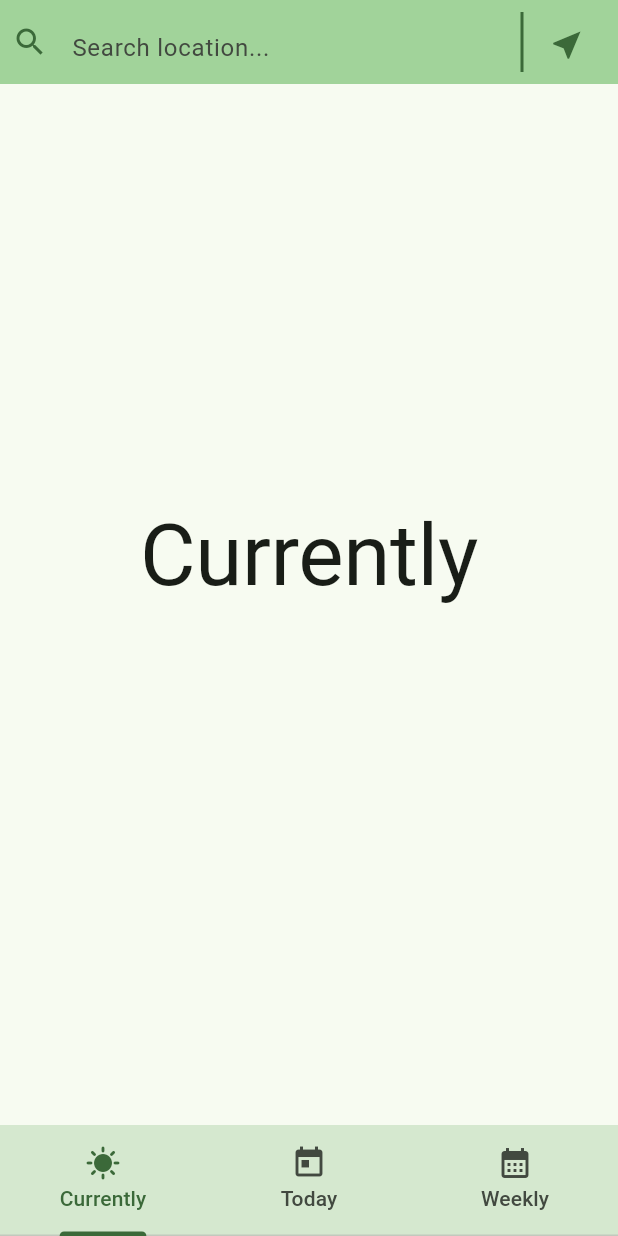
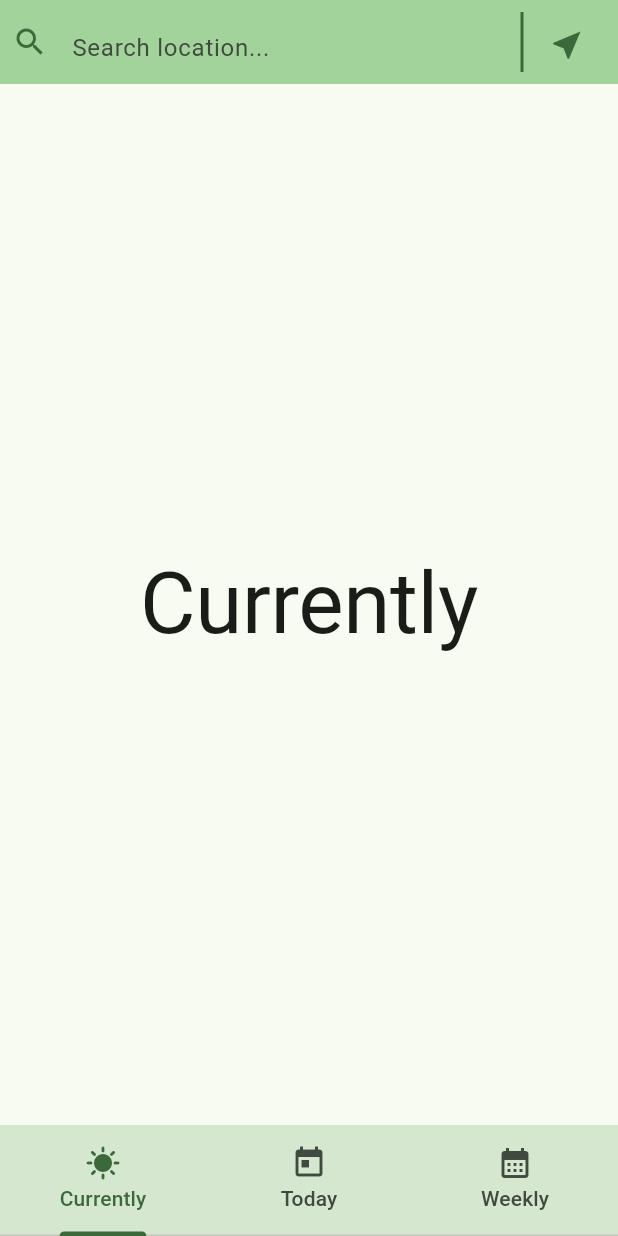
Before and after one commit to Vgbhieel/day02, a Flutter app: the screen it shows after launch, on a phone screen of 412 x 824 dp. Run offline on Flutter 3.47's test engine with Material 2 defaults, Android fonts, the phone set to English and light mode, and no system bars; our stand-ins replace bloc, flutter_bloc, location.

Commit message:
feat: Finish ex00

```diff
--- /dev/null
+++ b/ex00/lib/app/domain/bloc/event/weather_app_event.dart
@@ -0,0 +1,3 @@
+sealed class WeatherAppEvent {}
+
+class FetchLocation extends WeatherAppEvent {}
--- /dev/null
+++ b/ex00/lib/app/domain/bloc/state/wheather_app_state.dart
@@ -0,0 +1,11 @@
+sealed class WeatherAppState {}
+
+class LocationGettedState extends WeatherAppState {
+  final String data;
+
+  LocationGettedState({required this.data});
+}
+
+class InitialState extends WeatherAppState {}
+
+class PermissionDeniedState extends WeatherAppState {}
--- a/ex00/lib/app/ui/weather_app_page.dart
+++ b/ex00/lib/app/ui/weather_app_page.dart
@@ -1,6 +1,11 @@
-import 'package:ex00/app/ui/widget/wheather_app_bar.dart';
-import 'package:ex00/app/ui/widget/wheather_bottom_navigation_bar.dart';
+import 'package:ex00/app/domain/bloc/event/weather_app_event.dart';
+import 'package:ex00/app/domain/bloc/location_bloc.dart';
+import 'package:ex00/app/domain/bloc/state/wheather_app_state.dart';
+import 'package:ex00/app/ui/widget/weather_app_bar.dart';
+import 'package:ex00/app/ui/widget/weather_bottom_navigation_bar.dart';
+import 'package:ex00/app/ui/widget/weather_category_page.dart';
 import 'package:flutter/material.dart';
+import 'package:flutter_bloc/flutter_bloc.dart';
 
 class WeatherAppPage extends StatefulWidget {
   const WeatherAppPage({super.key});
@@ -10,48 +15,50 @@ class WeatherAppPage extends StatefulWidget {
 }
 
 class _WeatherAppPageState extends State<WeatherAppPage> {
-  String _searchText = "";
+  void _onSearch(String searchText) {
+    // TODO
+  }
 
-  void _onSearch(String searchText) {
-    setState(() {
-      _searchText = searchText;
-    });
+  @override
+  void dispose() {
+    context.read<LocationBloc>().close();
+    super.dispose();
   }
 
   @override
   Widget build(BuildContext context) {
-    ThemeData theme = Theme.of(context);
-
     return DefaultTabController(
         length: 3,
         child: Scaffold(
-          appBar: WheatherAppBar(
+          appBar: WeatherAppBar(
             onSearch: _onSearch,
-            onGeolocationClicked: () => _onSearch("Geolocation"),
+            onGeolocationClicked: () {
+              context.read<LocationBloc>().add(FetchLocation());
+            },
           ).build(context),
           body: TabBarView(
             children: [
-              Center(
-                child: Text(
-                  "Currently\n$_searchText",
-                  textAlign: TextAlign.center,
-                  style: theme.textTheme.displayLarge,
-                ),
-              ),
-              Center(
-                child: Text(
-                  "Today\n$_searchText",
-                  textAlign: TextAlign.center,
-                  style: theme.textTheme.displayLarge,
-                ),
-              ),
-              Center(
-                child: Text(
-                  "Weekly\n$_searchText",
-                  textAlign: TextAlign.center,
-                  style: theme.textTheme.displayLarge,
-                ),
-              ),
+              BlocBuilder<LocationBloc, WeatherAppState>(
+                  builder: (context, state) {
+                return WeatherCategoryPage(
+                  state: state,
+                  categoryText: "Currently",
+                );
+              }),
+              BlocBuilder<LocationBloc, WeatherAppState>(
+                  builder: (context, state) {
+                return WeatherCategoryPage(
+                  state: state,
+                  categoryText: "Today",
+                );
+              }),
+              BlocBuilder<LocationBloc, WeatherAppState>(
+                  builder: (context, state) {
+                return WeatherCategoryPage(
+                  state: state,
+                  categoryText: "Weekly",
+                );
+              })
             ],
           ),
           bottomNavigationBar: const WeatherBottomNavigationBar(),
--- a/ex00/lib/app/ui/weather_app_screen.dart
+++ b/ex00/lib/app/ui/weather_app_screen.dart
@@ -1,5 +1,7 @@
+import 'package:ex00/app/domain/bloc/location_bloc.dart';
 import 'package:ex00/app/ui/weather_app_page.dart';
 import 'package:flutter/material.dart';
+import 'package:flutter_bloc/flutter_bloc.dart';
 
 class WeatherAppScreen extends StatelessWidget {
   const WeatherAppScreen({super.key});
@@ -7,12 +9,14 @@ class WeatherAppScreen extends StatelessWidget {
   @override
   Widget build(BuildContext context) {
     return MaterialApp(
-      title: 'Weather App',
-      theme: ThemeData(
-        colorScheme: ColorScheme.fromSeed(seedColor: Colors.green),
-        useMaterial3: true,
-      ),
-      home: const WeatherAppPage(),
-    );
+        title: 'Weather App',
+        theme: ThemeData(
+          colorScheme: ColorScheme.fromSeed(seedColor: Colors.green),
+          useMaterial3: true,
+        ),
+        home: BlocProvider(
+          create: (context) => LocationBloc(),
+          child: const WeatherAppPage(),
+        ));
   }
 }
--- a/ex00/lib/app/ui/widget/wheather_app_bar.dart
+++ b/ex00/lib/app/ui/widget/weather_app_bar.dart
@@ -1,10 +1,10 @@
 import 'package:flutter/material.dart';
 
-class WheatherAppBar extends StatelessWidget {
+class WeatherAppBar extends StatelessWidget {
   final Function(String) _onSearch;
   final Function() _onGeolocationClicked;
 
-  const WheatherAppBar({
+  const WeatherAppBar({
     super.key,
     required onSearch,
     required onGeolocationClicked,
--- /dev/null
+++ b/ex00/lib/app/ui/widget/weather_category_page.dart
@@ -0,0 +1,49 @@
+import 'package:ex00/app/domain/bloc/state/wheather_app_state.dart';
+import 'package:flutter/material.dart';
+
+class WeatherCategoryPage extends StatelessWidget {
+  const WeatherCategoryPage({
+    super.key,
+    required String categoryText,
+    required WeatherAppState state,
+  })  : _categoryText = categoryText,
+        _state = state;
+
+  final WeatherAppState _state;
+  final String _categoryText;
+
+  @override
+  Widget build(BuildContext context) {
+    switch (_state) {
+      case InitialState():
+        return Center(
+          child: Text(
+            _categoryText,
+            textAlign: TextAlign.center,
+            style: Theme.of(context).textTheme.displayLarge,
+          ),
+        );
+      case LocationGettedState():
+        {
+          return Center(
+            child: Text(
+              "$_categoryText\n${(_state as LocationGettedState).data}",
+              textAlign: TextAlign.center,
+              style: Theme.of(context).textTheme.displayLarge,
+            ),
+          );
+        }
+      case PermissionDeniedState():
+        return Center(
+          child: Text(
+            "Geolocation is not available, please enable it in your app settings.",
+            textAlign: TextAlign.center,
+            style: Theme.of(context)
+                .textTheme
+                .displayLarge
+                ?.copyWith(color: Theme.of(context).colorScheme.error),
+          ),
+        );
+    }
+  }
+}
--- a/ex00/pubspec.yaml
+++ b/ex00/pubspec.yaml
@@ -35,6 +35,9 @@ dependencies:
   # The following adds the Cupertino Icons font to your application.
   # Use with the CupertinoIcons class for iOS style icons.
   cupertino_icons: ^1.0.2
+  location: ^5.0.2+1
+  bloc: ^8.1.2
+  flutter_bloc: ^8.1.3
 
 dev_dependencies:
   flutter_test:
```
Also changed, not shown: ex00/lib/app/domain/bloc/location_bloc.dart (added, +40 -0 lines), ex00/lib/app/ui/widget/weather_bottom_navigation_bar.dart (renamed from ex00/lib/app/ui/widget/wheather_bottom_navigation_bar.dart), ex00/pubspec.lock, 3 other files.
